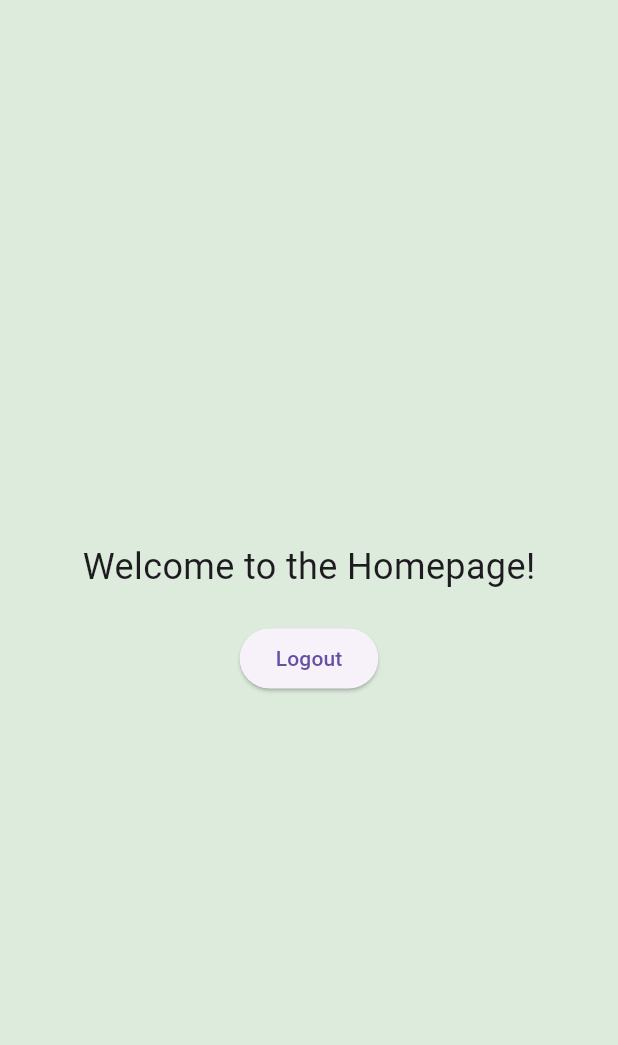
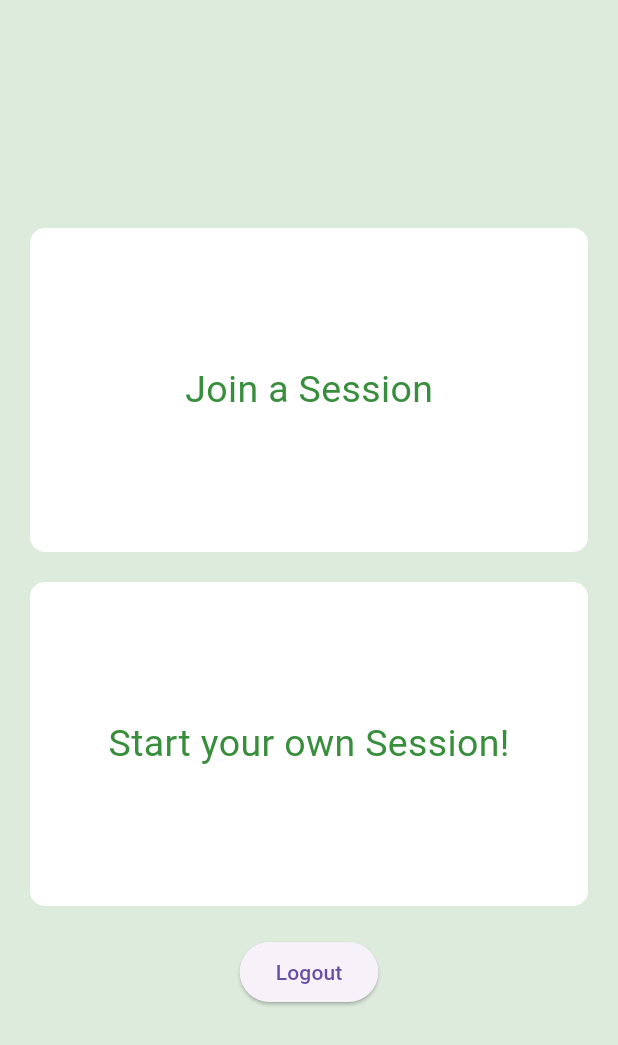
Before and after one commit to SabanMar/swm, a Flutter app: the HomePage screen opened directly, on a phone screen of 412 x 824 dp. Shown: the top 1045 px of the screen. Run offline on Flutter 3.47's test engine with Material 3 defaults, Android fonts, the phone set to English and light mode, and no system bars; our stand-ins replace shared_preferences; accounts and stored records are empty.

Commit message:
homepage, start session test

```diff
--- a/study_with_me/lib/homepage.dart
+++ b/study_with_me/lib/homepage.dart
@@ -1,5 +1,6 @@
 import 'package:flutter/material.dart';
 import 'package:study_with_me/get_started.dart';
+import 'package:study_with_me/start_session.dart';
 import 'usermanager.dart';
 
 class HomePage extends StatelessWidget {
@@ -18,9 +19,47 @@ class HomePage extends StatelessWidget {
         child: Column(
           mainAxisAlignment: MainAxisAlignment.center,
           children: <Widget>[
-            const Text(
-              'Welcome to the Homepage!',
-              style: TextStyle(fontSize: 24),
+            GestureDetector(
+              child: Container(
+                margin: EdgeInsets.only(left: 20, right: 20),
+                decoration: BoxDecoration(
+                  color: Colors.white,
+                  borderRadius: BorderRadius.circular(10.0),
+                ),
+                child: Center(
+                    heightFactor: 6,
+                    child: Text(
+                      'Join a Session',
+                      style:
+                          TextStyle(color: Colors.green.shade700, fontSize: 25),
+                    )),
+              ),
+            ),
+            const SizedBox(height: 20),
+            GestureDetector(
+              onTap: () {
+                Navigator.push(
+                  context,
+                  MaterialPageRoute(
+                    builder: (context) => StartSession(),
+                  ),
+                );
+              },
+              child: Container(
+                margin: EdgeInsets.only(left: 20, right: 20),
+                decoration: BoxDecoration(
+                  color: Colors.white,
+                  borderRadius: BorderRadius.circular(10.0),
+                ),
+                child: Center(
+                    heightFactor: 6,
+                    child: Text(
+                      'Start your own Session!',
+                      style:
+                          TextStyle(color: Colors.green.shade700, fontSize: 25),
+                      softWrap: true,
+                    )),
+              ),
             ),
             const SizedBox(height: 20),
             ElevatedButton(
--- a/study_with_me/pubspec.yaml
+++ b/study_with_me/pubspec.yaml
@@ -16,6 +16,7 @@ dependencies:
   shared_preferences: ^2.0.9
   cupertino_icons: ^1.0.2
   http: ^1.1.0
+  flutter_datetime_picker: ^1.5.1
 
 
 dev_dependencies:
```
Also changed, not shown: study_with_me/lib/start_session.dart (added, +179 -0 lines), study_with_me/pubspec.lock, 1 other file.
